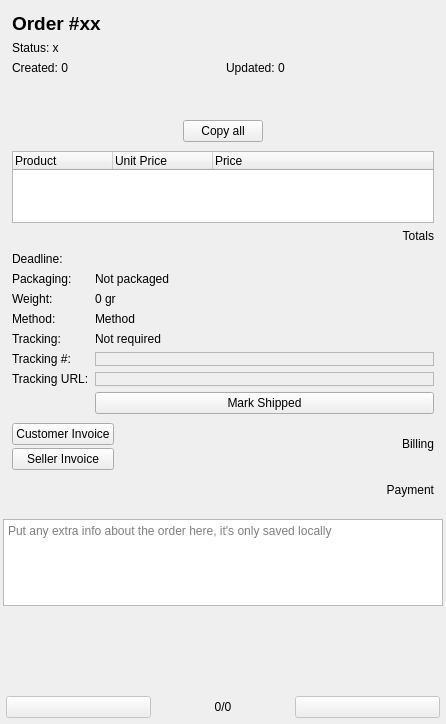
Old version of the form widgets/orderdetailswidget.ui in the repository arturo182/lectronizer.
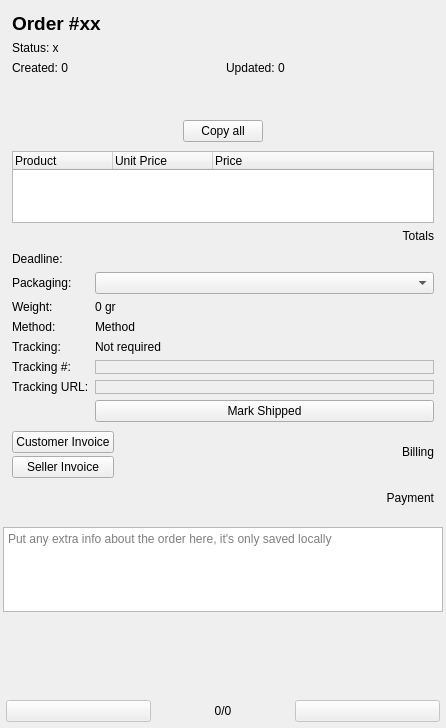
New version of the form. Icons and pictures are not drawn. Custom widgets are drawn as their Qt base class.

Commit message:
OrderDetailsWidget: Change packaging info to a dropdown
This way you can change the packaging from the details widget/window.
Also quite a bit of packaging rework all around.

What changed in the file:
```diff
--- a/widgets/orderdetailswidget.ui
+++ b/widgets/orderdetailswidget.ui
@@ -7,7 +7,7 @@
     <x>0</x>
     <y>0</y>
     <width>446</width>
-    <height>724</height>
+    <height>728</height>
    </rect>
   </property>
   <property name="windowTitle">
@@ -490,13 +490,6 @@
         </property>
        </widget>
       </item>
-      <item row="1" column="1">
-       <widget class="QLabel" name="shippingPackagingValueLabel">
-        <property name="text">
-         <string>Not packaged</string>
-        </property>
-       </widget>
-      </item>
       <item row="0" column="0">
        <widget class="QLabel" name="shippingDeadlineLabel">
         <property name="text">
@@ -511,6 +504,9 @@
         </property>
        </widget>
       </item>
+      <item row="1" column="1">
+       <widget class="QComboBox" name="shippingPackagingComboBox"/>
+      </item>
      </layout>
     </widget>
    </item>
```
The commit also changes 6 other files.
